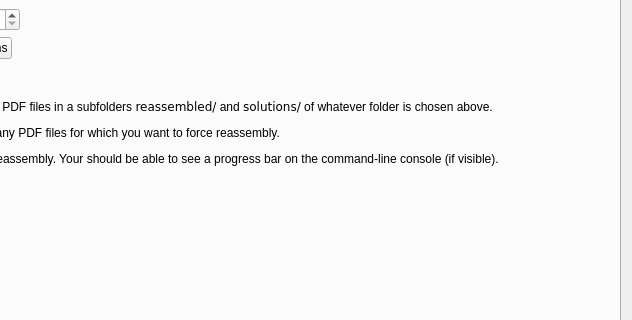
Before: the Qt Designer form plom/client/ui_files/manager.ui in plomgrading/plom, drawn with Qt 5; both pictures show x 392 to 1024 and y 92 to 412 of the 1024 by 660 pixel window.
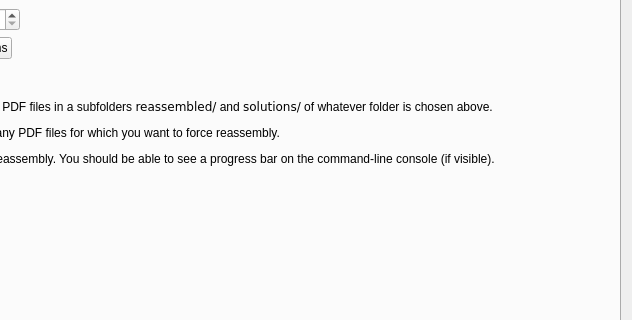
After: the same form once the commit is applied. The open tabs and pages were chosen to show the change.

Commit message:
typo fix, possible spacing fix on mac
Change "Your" -> "you".
For some reason, double spaces in the sentence were being collapsed to
one on macOS.  Put a linebreak after the fullstop instead.

```diff
--- a/plom/client/ui_files/manager.ui
+++ b/plom/client/ui_files/manager.ui
@@ -2686,9 +2686,11 @@
   &lt;tt&gt;solutions/&lt;/tt&gt;
  of whatever folder is chosen above.&lt;/p&gt;
 
-&lt;p&gt;Any existing papers will be &lt;em&gt;skipped&lt;/em&gt;.  Delete any PDF files for which you want to force  reassembly.&lt;/p&gt;
+&lt;p&gt;Any existing papers will be &lt;em&gt;skipped&lt;/em&gt;.
+Delete any PDF files for which you want to force  reassembly.&lt;/p&gt;
 
-&lt;p&gt;&lt;b&gt;Warning:&lt;/b&gt; currently the UI will block during reassembly.  Your should be able to see a progress bar on the command-line console (if visible).&lt;/p&gt;
+&lt;p&gt;&lt;b&gt;Warning:&lt;/b&gt; currently the UI will block during reassembly.
+You should be able to see a progress bar on the command-line console (if visible).&lt;/p&gt;
 
 </string>
          </property>
```
